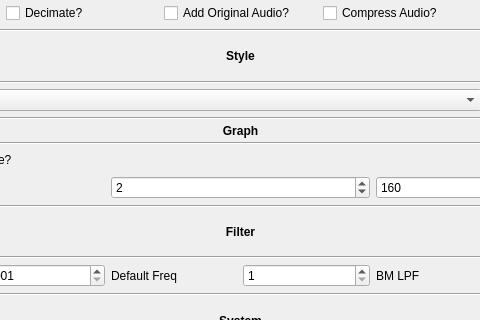
3ll3d00d/beqdesigner, file src/main/python/ui/preferences.ui: the form before one commit; both pictures show x 164 to 644 and y 263 to 583 of the 809 by 764 pixel window.
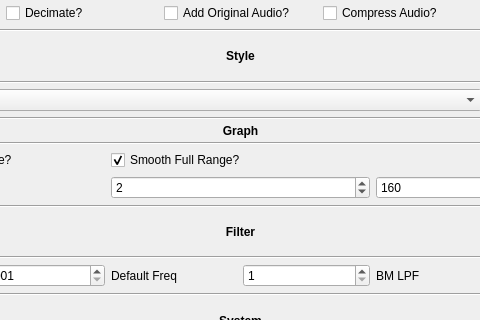
The form after the commit.

Diff of the .ui file:
```diff
--- a/src/main/python/ui/preferences.ui
+++ b/src/main/python/ui/preferences.ui
@@ -433,6 +433,16 @@
          </property>
         </widget>
        </item>
+       <item row="1" column="1">
+        <widget class="QCheckBox" name="smoothFullRange">
+         <property name="text">
+          <string>Smooth Full Range?</string>
+         </property>
+         <property name="checked">
+          <bool>true</bool>
+         </property>
+        </widget>
+       </item>
       </layout>
      </item>
      <item>
```
